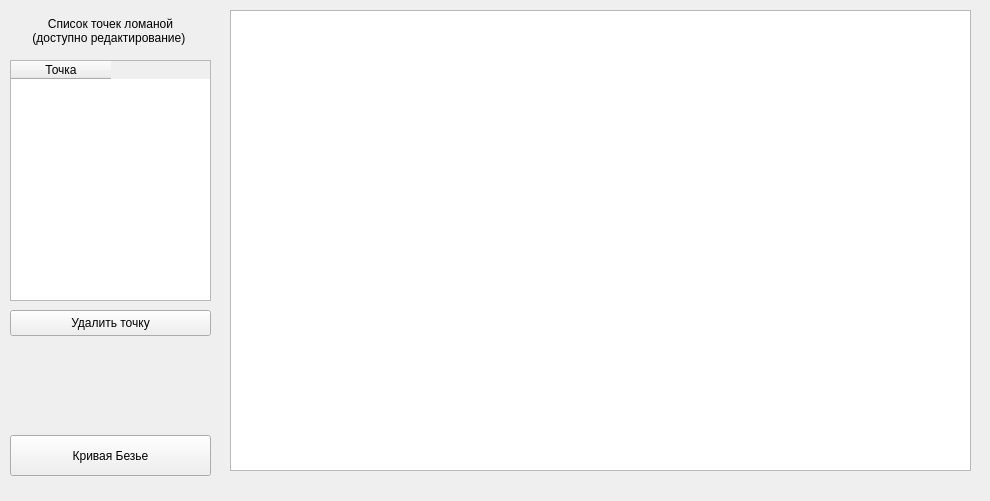
Qt form lab2-5/MainWindow.ui (lastmarsch/computer-graphics-homework) before a commit.
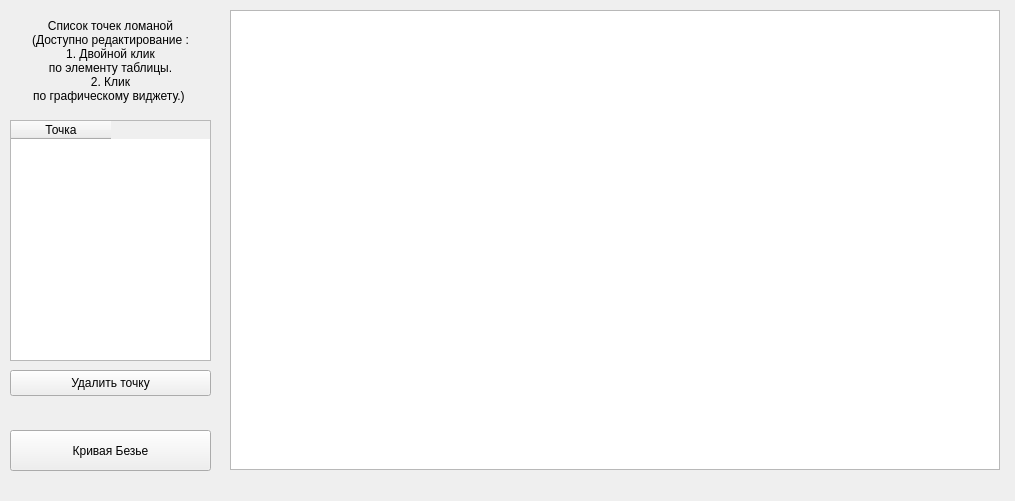
The same form after that commit.

Patch:
```diff
--- a/lab2-5/MainWindow.ui
+++ b/lab2-5/MainWindow.ui
@@ -6,7 +6,7 @@
    <rect>
     <x>0</x>
     <y>0</y>
-    <width>990</width>
+    <width>1015</width>
     <height>501</height>
    </rect>
   </property>
@@ -18,7 +18,7 @@
     <property name="geometry">
      <rect>
       <x>10</x>
-      <y>435</y>
+      <y>430</y>
       <width>201</width>
       <height>41</height>
      </rect>
@@ -32,8 +32,8 @@
      <rect>
       <x>230</x>
       <y>10</y>
-      <width>741</width>
-      <height>461</height>
+      <width>770</width>
+      <height>460</height>
      </rect>
     </property>
    </widget>
@@ -60,14 +60,21 @@
     <property name="geometry">
      <rect>
       <x>10</x>
-      <y>10</y>
+      <y>0</y>
       <width>201</width>
-      <height>41</height>
+      <height>121</height>
      </rect>
     </property>
     <property name="text">
      <string>Список точек ломаной
-(доступно редактирование) </string>
+(Доступно редактирование :
+1. Двойной клик 
+по элементу таблицы.
+2. Клик 
+по графическому виджету.) </string>
+    </property>
+    <property name="scaledContents">
+     <bool>true</bool>
     </property>
     <property name="alignment">
      <set>Qt::AlignCenter</set>
@@ -77,7 +84,7 @@
     <property name="geometry">
      <rect>
       <x>10</x>
-      <y>60</y>
+      <y>120</y>
       <width>201</width>
       <height>241</height>
      </rect>
@@ -101,7 +108,7 @@
     <property name="geometry">
      <rect>
       <x>10</x>
-      <y>310</y>
+      <y>370</y>
       <width>201</width>
       <height>26</height>
      </rect>
```
